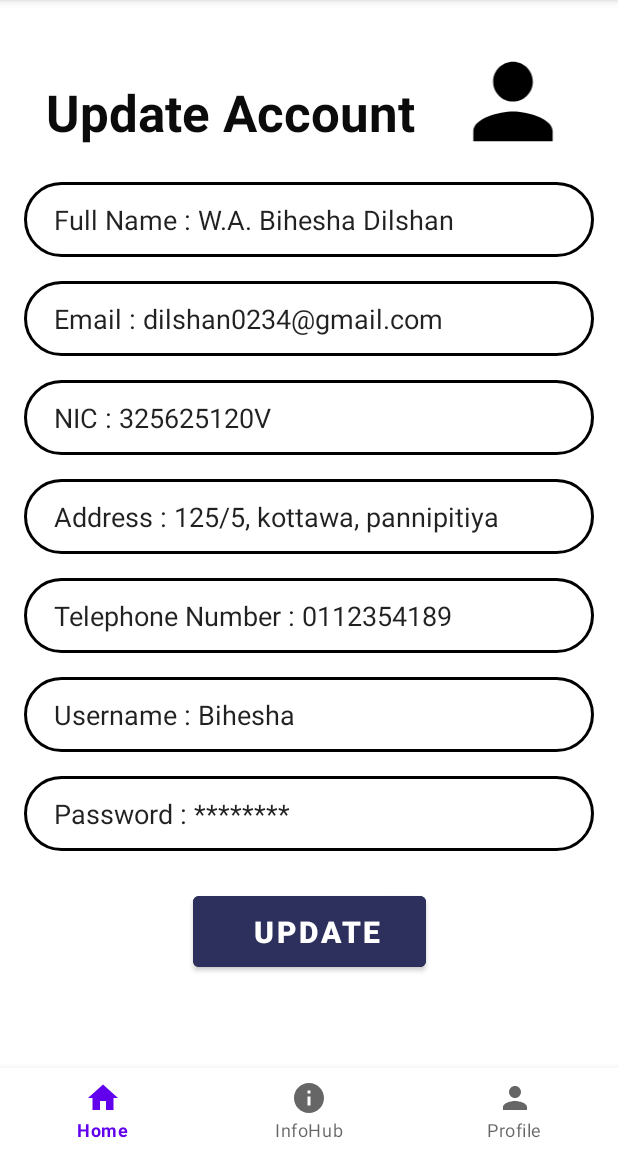
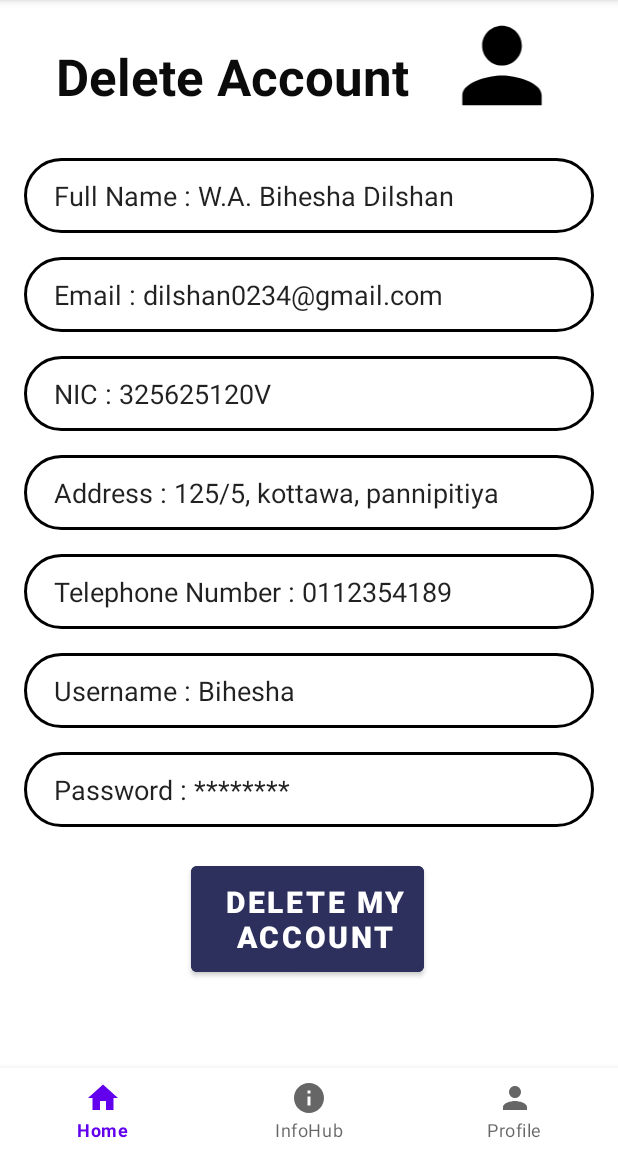
Before and after one commit to teshanj7/CashInPawn, an Android app: the screen it shows after launch (UpdateProfile before the commit, DeleteProfile after it), on a phone screen of 412 x 824 dp, the part 84-1236 px from its top. Run offline under Robolectric (Android 15) with nearby library versions, the phone set to English and light mode, and no system bars; Roboto replaces fonts that are not available here.

Commit message:
Delete profile

```diff
--- /dev/null
+++ b/app/src/main/java/com/example/pawningsystem/DeleteProfile.kt
@@ -0,0 +1,11 @@
+package com.example.pawningsystem
+
+import androidx.appcompat.app.AppCompatActivity
+import android.os.Bundle
+
+class DeleteProfile : AppCompatActivity() {
+    override fun onCreate(savedInstanceState: Bundle?) {
+        super.onCreate(savedInstanceState)
+        setContentView(R.layout.activity_delete_profile)
+    }
+}
--- /dev/null
+++ b/app/src/main/java/com/example/pawningsystem/Register.kt
@@ -0,0 +1,11 @@
+package com.example.pawningsystem
+
+import androidx.appcompat.app.AppCompatActivity
+import android.os.Bundle
+
+class Register : AppCompatActivity() {
+    override fun onCreate(savedInstanceState: Bundle?) {
+        super.onCreate(savedInstanceState)
+        setContentView(R.layout.activity_register)
+    }
+}
--- /dev/null
+++ b/app/src/main/res/layout/activity_delete_profile.xml
@@ -0,0 +1,217 @@
+<?xml version="1.0" encoding="utf-8"?>
+<androidx.constraintlayout.widget.ConstraintLayout xmlns:android="http://schemas.android.com/apk/res/android"
+    xmlns:app="http://schemas.android.com/apk/res-auto"
+    xmlns:tools="http://schemas.android.com/tools"
+    android:layout_width="match_parent"
+    android:layout_height="match_parent"
+    tools:context=".DeleteProfile">
+
+    <FrameLayout
+        android:layout_width="0dp"
+        android:layout_height="0dp"
+        app:layout_constraintBottom_toTopOf="@+id/bottomNavigationView"
+        app:layout_constraintEnd_toEndOf="parent"
+        app:layout_constraintStart_toStartOf="parent"
+        app:layout_constraintTop_toTopOf="parent">
+
+        <ScrollView
+            android:layout_width="match_parent"
+            android:layout_height="match_parent">
+
+            <androidx.constraintlayout.widget.ConstraintLayout
+                android:layout_width="match_parent"
+                android:layout_height="match_parent">
+
+                <TextView
+                    android:id="@+id/dele_Acc"
+                    android:layout_width="wrap_content"
+                    android:layout_height="wrap_content"
+                    android:layout_marginTop="28dp"
+                    android:layout_marginEnd="120dp"
+                    android:text="@string/dele_Acc"
+                    android:textAlignment="center"
+                    android:textColor="#0B0B0B"
+                    android:textSize="34sp"
+                    android:textStyle="bold"
+                    app:layout_constraintEnd_toEndOf="parent"
+                    app:layout_constraintHorizontal_bias="0.661"
+                    app:layout_constraintStart_toStartOf="parent"
+                    app:layout_constraintTop_toTopOf="parent" />
+
+                <EditText
+                    android:id="@+id/dele_name"
+                    android:layout_width="380dp"
+                    android:layout_height="50dp"
+                    android:layout_marginStart="32dp"
+                    android:layout_marginTop="32dp"
+                    android:layout_marginEnd="32dp"
+                    android:background="@drawable/input_bg"
+                    android:drawablePadding="10dp"
+                    android:ems="10"
+                    android:inputType="textPersonName"
+                    android:paddingLeft="20dp"
+                    android:paddingTop="10dp"
+                    android:paddingRight="10dp"
+                    android:paddingBottom="10dp"
+                    android:text="@string/name_Acc"
+                    app:layout_constraintEnd_toEndOf="parent"
+                    app:layout_constraintStart_toStartOf="parent"
+                    app:layout_constraintTop_toBottomOf="@+id/dele_Acc" />
+
+                <EditText
+                    android:id="@+id/dele_email"
+                    android:layout_width="380dp"
+                    android:layout_height="50dp"
+                    android:layout_marginTop="16dp"
+                    android:background="@drawable/input_bg"
+                    android:drawablePadding="10dp"
+                    android:ems="10"
+                    android:inputType="textPersonName"
+                    android:paddingLeft="20dp"
+                    android:paddingTop="10dp"
+                    android:paddingRight="10dp"
+                    android:paddingBottom="10dp"
+                    android:text="@string/email_Acc"
+                    app:layout_constraintEnd_toEndOf="@+id/dele_name"
+                    app:layout_constraintStart_toStartOf="@+id/dele_name"
+                    app:layout_constraintTop_toBottomOf="@+id/dele_name" />
+
+                <EditText
+                    android:id="@+id/dele_nic"
+                    android:layout_width="380dp"
+                    android:layout_height="50dp"
+                    android:layout_marginTop="16dp"
+                    android:background="@drawable/input_bg"
+                    android:drawablePadding="10dp"
+                    android:ems="10"
+                    android:inputType="textPersonName"
+                    android:paddingLeft="20dp"
+                    android:paddingTop="10dp"
+                    android:paddingRight="10dp"
+                    android:paddingBottom="10dp"
+                    android:text="@string/nic_Acc"
+                    app:layout_constraintEnd_toEndOf="@+id/dele_email"
+                    app:layout_constraintStart_toStartOf="@+id/dele_email"
+                    app:layout_constraintTop_toBottomOf="@+id/dele_email" />
+
+                <EditText
+                    android:id="@+id/dele_add"
+                    android:layout_width="380dp"
+                    android:layout_height="50dp"
+                    android:layout_marginTop="16dp"
+                    android:background="@drawable/input_bg"
+                    android:drawablePadding="10dp"
+                    android:ems="10"
+                    android:inputType="textPersonName"
+                    android:paddingLeft="20dp"
+                    android:paddingTop="10dp"
+                    android:paddingRight="10dp"
+                    android:paddingBottom="10dp"
+                    android:text="@string/add_Acc"
+                    app:layout_constraintEnd_toEndOf="@+id/dele_nic"
+                    app:layout_constraintHorizontal_bias="0.0"
+                    app:layout_constraintStart_toStartOf="@+id/dele_nic"
+                    app:layout_constraintTop_toBottomOf="@+id/dele_nic" />
+
+                <EditText
+                    android:id="@+id/dele_tele"
+                    android:layout_width="380dp"
+                    android:layout_height="50dp"
+                    android:layout_marginTop="16dp"
+                    android:background="@drawable/input_bg"
+                    android:drawablePadding="10dp"
+                    android:ems="10"
+                    android:inputType="textPersonName"
+                    android:paddingLeft="20dp"
+                    android:paddingTop="10dp"
+                    android:paddingRight="10dp"
+                    android:paddingBottom="10dp"
+                    android:text="@string/tele_Acc"
+                    app:layout_constraintEnd_toEndOf="@+id/dele_add"
+                    app:layout_constraintHorizontal_bias="0.0"
+                    app:layout_constraintStart_toStartOf="@+id/dele_add"
+                    app:layout_constraintTop_toBottomOf="@+id/dele_add" />
+
+                <EditText
+                    android:id="@+id/dele_user"
+                    android:layout_width="380dp"
+                    android:layout_height="50dp"
+                    android:layout_marginTop="16dp"
+                    android:background="@drawable/input_bg"
+                    android:drawablePadding="10dp"
+                    android:ems="10"
+                    android:inputType="textPersonName"
+                    android:paddingLeft="20dp"
+                    android:paddingTop="10dp"
+                    android:paddingRight="10dp"
+                    android:paddingBottom="10dp"
+                    android:text="@string/user_view"
+                    app:layout_constraintEnd_toEndOf="@+id/dele_tele"
+                    app:layout_constraintHorizontal_bias="0.0"
+                    app:layout_constraintStart_toStartOf="@+id/dele_tele"
+                    app:layout_constraintTop_toBottomOf="@+id/dele_tele" />
+
+                <EditText
+                    android:id="@+id/dele_pass"
+                    android:layout_width="380dp"
+                    android:layout_height="50dp"
+                    android:layout_marginTop="16dp"
+                    android:background="@drawable/input_bg"
+                    android:ems="10"
+                    android:inputType="text"
+                    android:paddingLeft="20dp"
+                    android:paddingTop="10dp"
+                    android:paddingRight="10dp"
+                    android:paddingBottom="10dp"
+                    android:text="@string/pass_Acc"
+                    app:layout_constraintEnd_toEndOf="@+id/dele_user"
+                    app:layout_constraintStart_toStartOf="@+id/dele_user"
+                    app:layout_constraintTop_toBottomOf="@+id/dele_user" />
+
+
+                <Button
+                    android:id="@+id/dele_button"
+                    android:layout_width="@dimen/view_btn_update"
+                    android:layout_height="@dimen/view_btn_update_height"
+                    android:layout_marginTop="20dp"
+                    android:backgroundTint="@color/NavyBlueTheme"
+                    android:paddingLeft="20dp"
+                    android:paddingTop="10dp"
+                    android:paddingRight="10dp"
+                    android:paddingBottom="10dp"
+                    android:text="@string/dele_button"
+                    android:textAlignment="center"
+                    android:textSize="20sp"
+                    android:textStyle="bold"
+                    app:layout_constraintEnd_toEndOf="@+id/dele_pass"
+                    app:layout_constraintHorizontal_bias="0.497"
+                    app:layout_constraintStart_toStartOf="@+id/dele_pass"
+                    app:layout_constraintTop_toBottomOf="@+id/dele_pass" />
+
+                <ImageView
+                    android:id="@+id/imageView3"
+                    android:layout_width="@dimen/view_logo"
+                    android:layout_height="@dimen/view_logo_height"
+                    android:layout_marginTop="4dp"
+                    app:layout_constraintEnd_toEndOf="parent"
+                    app:layout_constraintHorizontal_bias="0.357"
+                    app:layout_constraintStart_toEndOf="@+id/dele_Acc"
+                    app:layout_constraintTop_toTopOf="parent"
+                    app:srcCompat="@drawable/baseline_person_24" />
+
+
+            </androidx.constraintlayout.widget.ConstraintLayout>
+        </ScrollView>
+    </FrameLayout>
+
+    <com.google.android.material.bottomnavigation.BottomNavigationView
+        android:id="@+id/bottomNavigationView"
+        android:layout_width="match_parent"
+        android:layout_height="wrap_content"
+        app:layout_constraintBottom_toBottomOf="parent"
+        app:layout_constraintEnd_toEndOf="parent"
+        app:layout_constraintStart_toStartOf="parent"
+        app:menu="@menu/bottom_navmenu"/>
+
+
+</androidx.constraintlayout.widget.ConstraintLayout>
--- /dev/null
+++ b/app/src/main/res/layout/activity_register.xml
@@ -0,0 +1,9 @@
+<?xml version="1.0" encoding="utf-8"?>
+<androidx.constraintlayout.widget.ConstraintLayout xmlns:android="http://schemas.android.com/apk/res/android"
+    xmlns:app="http://schemas.android.com/apk/res-auto"
+    xmlns:tools="http://schemas.android.com/tools"
+    android:layout_width="match_parent"
+    android:layout_height="match_parent"
+    tools:context=".Register">
+
+</androidx.constraintlayout.widget.ConstraintLayout>
--- a/app/src/main/res/values/dimens.xml
+++ b/app/src/main/res/values/dimens.xml
@@ -32,4 +32,6 @@
     <dimen name="view_btn_update">155dp</dimen>
     <dimen name="view_btn_update_height">0dp</dimen>
 
+
+
 </resources>
--- a/app/src/main/res/values/strings.xml
+++ b/app/src/main/res/values/strings.xml
@@ -72,4 +72,8 @@
     <string name="upd_Acc">Update Account</string>
     <string name="upd_button">Update</string>
 
+    <!--delete account page-->
+    <string name="dele_Acc">Delete Account</string>
+    <string name="dele_button">Delete my account</string>
+
 </resources>
```
Also changed, not shown: app/src/main/AndroidManifest.xml (+9 -5 lines).
